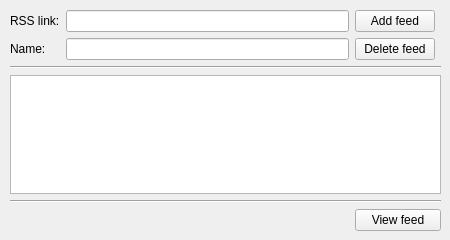
Qt form Designer/MainForm.ui (ntstojchev/RssReader) before a commit.
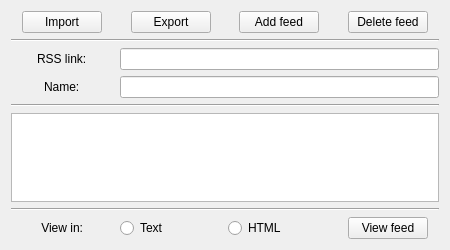
The same form after that commit.

Commit message: Added Import/Export function

```diff
--- a/Designer/MainForm.ui
+++ b/Designer/MainForm.ui
@@ -10,7 +10,7 @@
     <x>0</x>
     <y>0</y>
     <width>450</width>
-    <height>240</height>
+    <height>250</height>
    </rect>
   </property>
   <property name="sizePolicy">
@@ -22,95 +22,134 @@
   <property name="minimumSize">
    <size>
     <width>450</width>
-    <height>240</height>
+    <height>250</height>
    </size>
   </property>
   <property name="maximumSize">
    <size>
     <width>450</width>
-    <height>240</height>
+    <height>250</height>
    </size>
   </property>
   <property name="windowTitle">
    <string>RSS reader</string>
   </property>
-  <widget class="QWidget" name="gridLayoutWidget">
-   <property name="geometry">
-    <rect>
-     <x>10</x>
-     <y>10</y>
-     <width>431</width>
-     <height>221</height>
-    </rect>
-   </property>
+  <layout class="QFormLayout" name="formLayout">
+   <item row="0" column="0" colspan="2">
    <layout class="QGridLayout" name="gridLayout">
-    <item row="3" column="1" colspan="4">
-     <widget class="QListWidget" name="listFeeds">
-      <property name="editTriggers">
-       <set>QAbstractItemView::CurrentChanged|QAbstractItemView::SelectedClicked</set>
-      </property>
-      <property name="wordWrap">
-       <bool>true</bool>
-      </property>
-     </widget>
-    </item>
-    <item row="5" column="3" colspan="2">
-     <widget class="QPushButton" name="btnView">
-      <property name="text">
-       <string>View feed</string>
-      </property>
-     </widget>
-    </item>
-    <item row="4" column="1" colspan="4">
+     <item row="4" column="0" colspan="4">
      <widget class="Line" name="line_2">
       <property name="orientation">
        <enum>Qt::Horizontal</enum>
       </property>
      </widget>
     </item>
-    <item row="2" column="1" colspan="4">
+     <item row="1" column="0" colspan="4">
      <widget class="Line" name="line">
       <property name="orientation">
        <enum>Qt::Horizontal</enum>
       </property>
      </widget>
     </item>
-    <item row="0" column="1">
-     <widget class="QLabel" name="lblAdd">
+     <item row="6" column="0" colspan="4">
+      <widget class="Line" name="line_3">
+       <property name="orientation">
+        <enum>Qt::Horizontal</enum>
+       </property>
+      </widget>
+     </item>
+     <item row="0" column="1" alignment="Qt::AlignHCenter">
+      <widget class="QPushButton" name="btnExport">
       <property name="text">
-       <string>RSS link:</string>
+        <string>Export</string>
       </property>
      </widget>
     </item>
-    <item row="0" column="2">
+     <item row="2" column="1" colspan="3">
      <widget class="QLineEdit" name="txtLink"/>
     </item>
-    <item row="1" column="2">
-     <widget class="QLineEdit" name="txtName"/>
-    </item>
-    <item row="1" column="1">
+     <item row="7" column="3" alignment="Qt::AlignHCenter">
+      <widget class="QPushButton" name="btnView">
+       <property name="text">
+        <string>View feed</string>
+       </property>
+      </widget>
+     </item>
+     <item row="3" column="0" alignment="Qt::AlignHCenter">
      <widget class="QLabel" name="lblName">
       <property name="text">
        <string>Name:</string>
       </property>
      </widget>
     </item>
-    <item row="0" column="3">
-     <widget class="QPushButton" name="btnAdd">
+     <item row="2" column="0" alignment="Qt::AlignHCenter">
+      <widget class="QLabel" name="lblAdd">
       <property name="text">
-       <string>Add feed</string>
+        <string>RSS link:</string>
       </property>
      </widget>
     </item>
-    <item row="1" column="3">
+     <item row="3" column="1" colspan="3">
+      <widget class="QLineEdit" name="txtName"/>
+     </item>
+     <item row="7" column="1">
+      <widget class="QRadioButton" name="rbText">
+       <property name="text">
+        <string>Text</string>
+       </property>
+      </widget>
+     </item>
+     <item row="7" column="0" alignment="Qt::AlignHCenter">
+      <widget class="QLabel" name="lblView">
+       <property name="text">
+        <string>View in:</string>
+       </property>
+       <property name="alignment">
+        <set>Qt::AlignRight|Qt::AlignTrailing|Qt::AlignVCenter</set>
+       </property>
+      </widget>
+     </item>
+     <item row="0" column="3" alignment="Qt::AlignHCenter">
      <widget class="QPushButton" name="btnDelete">
       <property name="text">
        <string>Delete feed</string>
       </property>
      </widget>
     </item>
-   </layout>
-  </widget>
+     <item row="7" column="2">
+      <widget class="QRadioButton" name="rbHtml">
+       <property name="text">
+        <string>HTML</string>
+       </property>
+      </widget>
+     </item>
+     <item row="0" column="0" alignment="Qt::AlignHCenter">
+      <widget class="QPushButton" name="btnImport">
+       <property name="text">
+        <string>Import</string>
+       </property>
+      </widget>
+     </item>
+     <item row="0" column="2" alignment="Qt::AlignHCenter">
+      <widget class="QPushButton" name="btnAdd">
+       <property name="text">
+        <string>Add feed</string>
+       </property>
+      </widget>
+     </item>
+     <item row="5" column="0" colspan="4">
+      <widget class="QListWidget" name="listFeeds">
+       <property name="editTriggers">
+        <set>QAbstractItemView::CurrentChanged|QAbstractItemView::SelectedClicked</set>
+       </property>
+       <property name="wordWrap">
+        <bool>true</bool>
+       </property>
+      </widget>
+     </item>
+    </layout>
+   </item>
+  </layout>
  </widget>
  <resources/>
  <connections/>
```
Lines whose indentation alone changed are shown as unchanged. The commit also changes 15 other files.
